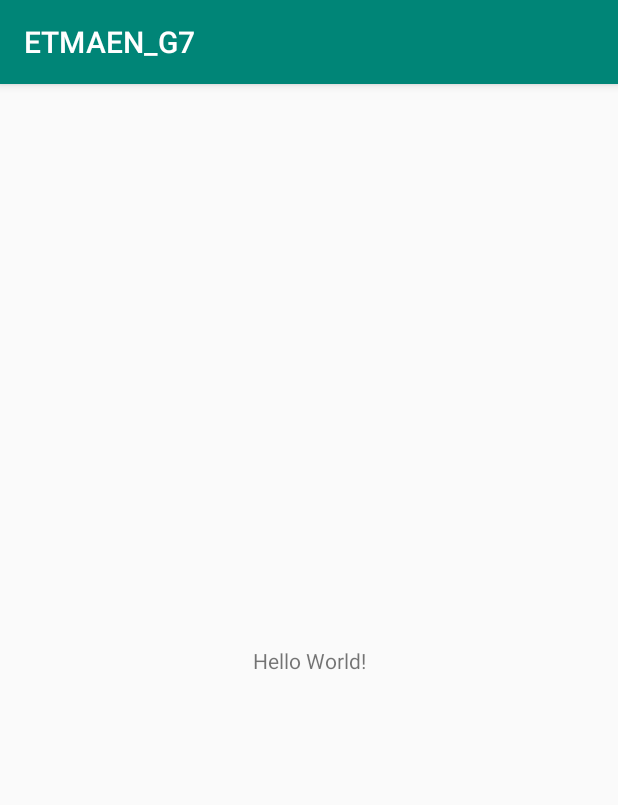
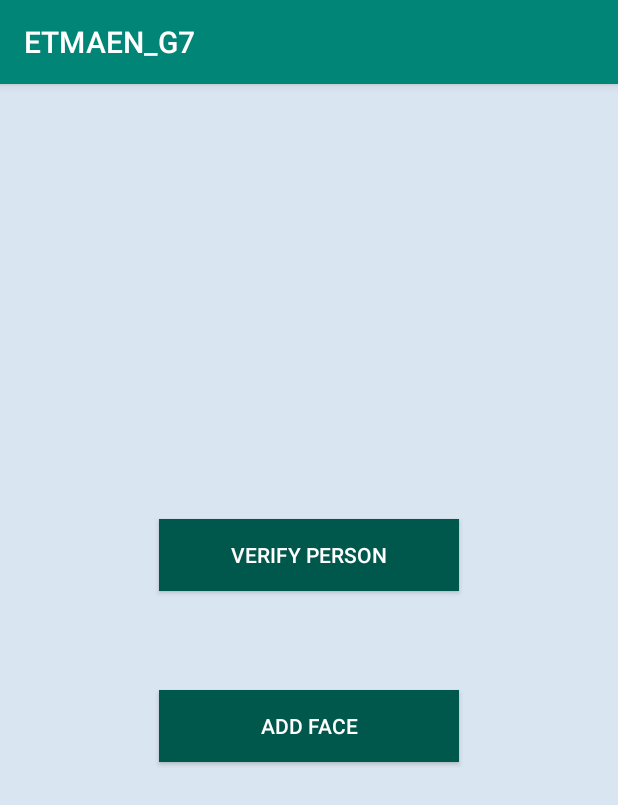
Before and after one commit to msk1428/ETMAEN_G7, an Android app: the screen it shows after launch (MainActivity), on a phone screen of 412 x 824 dp. Shown: the top 805 px of the screen. Run offline under Robolectric (Android 15) with nearby library versions, the light colour scheme and no system bars.

Commit message:
add face layout activity main layout add color add string

```diff
--- a/app/src/main/java/com/g7/mn/etmaen_g7/MainActivity.java
+++ b/app/src/main/java/com/g7/mn/etmaen_g7/MainActivity.java
@@ -12,6 +12,6 @@ public class MainActivity extends AppCompatActivity {
         super.onCreate(savedInstanceState);
         setContentView(R.layout.activity_main);
 
-        Log.d(TAG, "this is runing");
+        Log.d(TAG, "this is running");
     }
 }
--- /dev/null
+++ b/app/src/main/res/drawable/ic_add_a_photo_black_24dp.xml
@@ -0,0 +1,5 @@
+<vector android:alpha="0.72" android:height="52dp"
+    android:viewportHeight="24.0" android:viewportWidth="24.0"
+    android:width="52dp" xmlns:android="http://schemas.android.com/apk/res/android">
+    <path android:fillColor="#FFFFFF" android:pathData="M3,4L3,1h2v3h3v2L5,6v3L3,9L3,6L0,6L0,4h3zM6,10L6,7h3L9,4h7l1.83,2L21,6c1.1,0 2,0.9 2,2v12c0,1.1 -0.9,2 -2,2L5,22c-1.1,0 -2,-0.9 -2,-2L3,10h3zM13,19c2.76,0 5,-2.24 5,-5s-2.24,-5 -5,-5 -5,2.24 -5,5 2.24,5 5,5zM9.8,14c0,1.77 1.43,3.2 3.2,3.2s3.2,-1.43 3.2,-3.2 -1.43,-3.2 -3.2,-3.2 -3.2,1.43 -3.2,3.2z"/>
+</vector>
--- a/app/src/main/res/layout/activity_main.xml
+++ b/app/src/main/res/layout/activity_main.xml
@@ -4,15 +4,33 @@
     xmlns:tools="http://schemas.android.com/tools"
     android:layout_width="match_parent"
     android:layout_height="match_parent"
+    android:background="@color/innerBackground"
     tools:context=".MainActivity">
 
-    <TextView
-        android:layout_width="wrap_content"
+    <android.support.v7.widget.AppCompatButton
+        android:id="@+id/verify_person"
+        android:layout_width="200dp"
         android:layout_height="wrap_content"
-        android:text="Hello World!"
+        android:text="@string/verify"
+        android:background="@color/colorPrimaryDark"
+        app:layout_constraintBottom_toBottomOf="parent"
+        app:layout_constraintLeft_toLeftOf="parent"
+        android:textColor="@color/white"
+        app:layout_constraintRight_toRightOf="parent"
+        app:layout_constraintTop_toTopOf="parent"
+        app:layout_constraintVertical_bias="0.403" />
+
+    <android.support.v7.widget.AppCompatButton
+        android:id="@+id/add_face"
+        android:layout_width="200dp"
+        android:layout_height="wrap_content"
+        android:background="@color/colorPrimaryDark"
+        android:textColor="@color/white"
+        android:text="@string/add_face"
         app:layout_constraintBottom_toBottomOf="parent"
         app:layout_constraintLeft_toLeftOf="parent"
         app:layout_constraintRight_toRightOf="parent"
-        app:layout_constraintTop_toTopOf="parent" />
+        app:layout_constraintTop_toTopOf="parent"
+        app:layout_constraintVertical_bias="0.561" />
 
 </android.support.constraint.ConstraintLayout>
--- a/app/src/main/res/values/colors.xml
+++ b/app/src/main/res/values/colors.xml
@@ -3,4 +3,6 @@
     <color name="colorPrimary">#008577</color>
     <color name="colorPrimaryDark">#00574B</color>
     <color name="colorAccent">#D81B60</color>
+    <color name="innerBackground">#D9E5F1</color>
+    <color name="white">#FFF</color>
 </resources>
--- a/app/src/main/res/values/strings.xml
+++ b/app/src/main/res/values/strings.xml
@@ -1,3 +1,9 @@
 <resources>
     <string name="app_name">ETMAEN_G7</string>
+    <string name="verify" translatable="true">Verify Person</string>
+    <string name="add_face" translatable="true">Add Face</string>
+    <string name="full_name" translatable="true">Name</string>
+    <string name="contact_number" translatable="true">Contact phone number</string>
+    <string name="upload" translatable="true">Upload</string>
+    <string name="added_items" translatable="true">Added items</string>
 </resources>
```
Also changed, not shown: app/build.gradle (+38 -0 lines).
